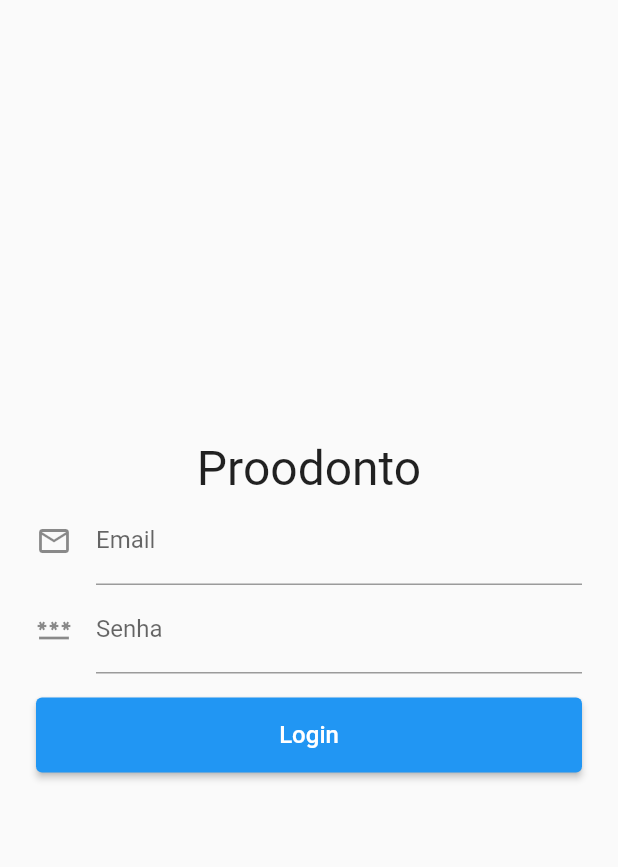
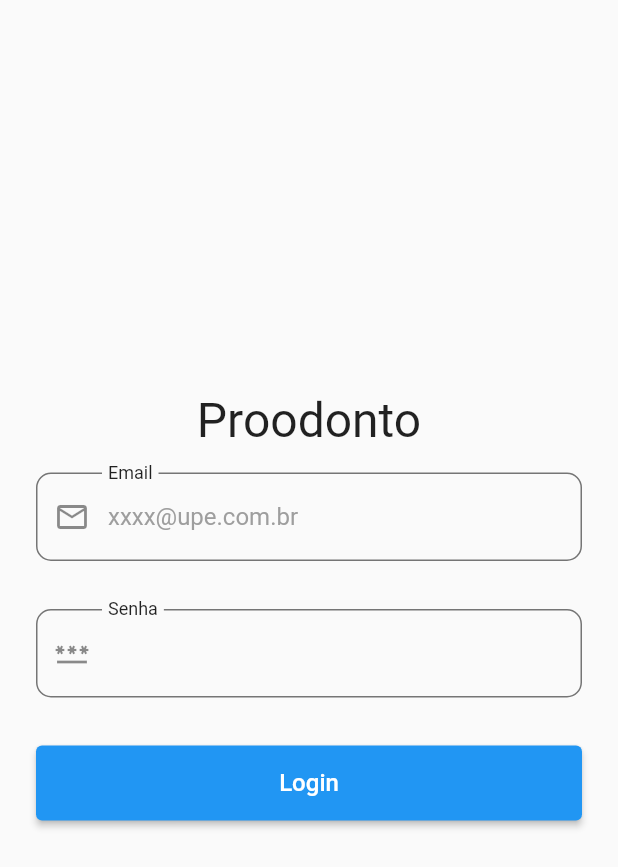
Before and after one commit to ceduardolima/proodonto, a Flutter app: the screen it shows after launch, on a phone screen of 412 x 824 dp. Shown: the top 867 px of the screen. Run offline on Flutter 3.47's test engine with Material 2 defaults, Android fonts, the phone set to English and light mode, and no system bars; our stand-ins replace floor, flutter_expandable_fab, flutter_form_builder, form_builder_validators, sqflite; accounts and stored records are empty; generated files the repository leaves out were written again.

Commit message:
Criando tema padrão para os inputs

```diff
--- a/proodonto/lib/app/pages/login/login.dart
+++ b/proodonto/lib/app/pages/login/login.dart
@@ -80,12 +80,15 @@ class LoginTextField extends StatelessWidget {
 
   @override
   Widget build(BuildContext context) {
-    return TextFormField(
-      obscureText: isPassword ?? false,
-      controller: controller,
-      keyboardType: inputType,
-      decoration: InputDecoration(icon: icon, labelText: label, hintText: hint),
-      validator: (String? value) => validatorMessenger,
+    return Padding(
+      padding: const EdgeInsets.symmetric(vertical: PaddingSize.medium),
+      child: TextFormField(
+        obscureText: isPassword ?? false,
+        controller: controller,
+        keyboardType: inputType,
+        decoration: InputDecoration(prefixIcon: icon, labelText: label, hintText: hint),
+        validator: (String? value) => validatorMessenger,
+      ),
     );
   }
 }
--- a/proodonto/lib/app/pages/main/proodonto.dart
+++ b/proodonto/lib/app/pages/main/proodonto.dart
@@ -2,6 +2,7 @@ import 'package:flutter/cupertino.dart';
 import 'package:flutter/material.dart';
 import 'package:proodonto/app/database/database.dart';
 import 'package:proodonto/app/pages/login/login.dart';
+import 'package:proodonto/app/theme/main_theme.dart';
 
 Future<void> main() async {
   WidgetsFlutterBinding.ensureInitialized();
@@ -18,6 +19,9 @@ class Proodonto extends StatelessWidget {
   Widget build(BuildContext context) {
     return MaterialApp(
       home: LoginPage(database: database),
+      theme: ThemeData(
+        inputDecorationTheme: MainInputTheme().theme()
+      ),
     );
   }
 }
--- a/proodonto/lib/app/shared/default_form_field.dart
+++ b/proodonto/lib/app/shared/default_form_field.dart
@@ -13,7 +13,8 @@ class DefaultFormField extends StatelessWidget {
       this.inputType,
       this.length,
       this.requireErrorMessenger,
-      this.initialValue})
+      this.initialValue,
+        this.suffixText})
       : super(key: key);
 
   final String name;
@@ -21,6 +22,7 @@ class DefaultFormField extends StatelessWidget {
   final String label;
   final int? length;
   final TextInputType? inputType;
+  final String? suffixText;
   String? requireErrorMessenger;
   String? minLengthErrorMessenger = "Campo incompleto";
   final String? initialValue;
@@ -36,6 +38,8 @@ class DefaultFormField extends StatelessWidget {
         decoration: InputDecoration(
           labelText: label,
           hintText: hint,
+          helperText: "",
+          suffixText: suffixText
         ),
         maxLines: 1,
         maxLength: length,
--- /dev/null
+++ b/proodonto/lib/app/theme/main_theme.dart
@@ -0,0 +1,41 @@
+import 'package:flutter/material.dart';
+
+class MainInputTheme {
+  TextStyle _buildTextStyle(Color color, {double size = 16.0}) {
+    return TextStyle(
+      color: color,
+      fontSize: size
+    );
+  }
+
+  OutlineInputBorder _buildBorder(Color color) {
+    return OutlineInputBorder(
+      borderRadius: const BorderRadius.all(Radius.circular(10)),
+      borderSide: BorderSide(
+        color: color,
+        width: 1.0
+      )
+    );
+  }
+
+  InputDecorationTheme theme() => InputDecorationTheme(
+    contentPadding: const EdgeInsets.all(20),
+    constraints: const BoxConstraints(minWidth: 150),
+    floatingLabelBehavior: FloatingLabelBehavior.always,
+    enabledBorder: _buildBorder(Colors.grey[600]!),
+    focusedErrorBorder: _buildBorder(Colors.red),
+    focusedBorder: _buildBorder(Colors.blue),
+    disabledBorder: _buildBorder(Colors.grey[400]!),
+    suffixStyle: _buildTextStyle(Colors.black87),
+    counterStyle: _buildTextStyle(Colors.black87, size: 12.0),
+    floatingLabelStyle: _buildTextStyle(Colors.black87),
+    errorStyle: _buildTextStyle(Colors.red, size: 12),
+    helperStyle: _buildTextStyle(Colors.black87, size: 12),
+    hintStyle: _buildTextStyle(Colors.grey),
+    labelStyle: _buildTextStyle(Colors.black87),
+    prefixStyle: _buildTextStyle(Colors.black87),
+
+
+
+  );
+}
```
Also changed, not shown: proodonto/lib/app/pages/triage/register_triage.dart (+6 -3 lines), proodonto/lib/app/shared/default_radio_form_field.dart (+10 -5 lines), proodonto/lib/app/shared/dropdown_button.dart (+6 -2 lines).
